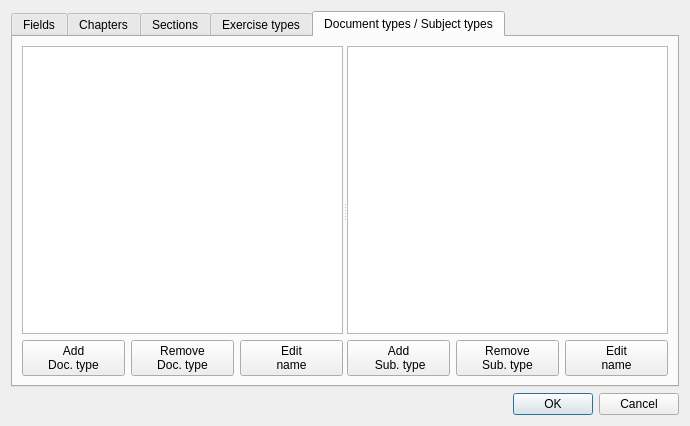
Qt form datatex/datatables.ui (CSMathematics/DataTex) before a commit.
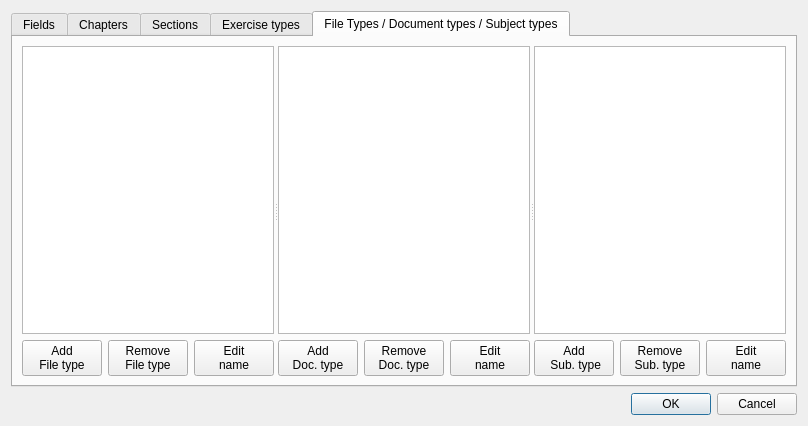
The same form after that commit. The open tabs and pages were chosen to show the change. Icons and pictures are not drawn.

The edit to the form file:
```diff
--- a/datatex/datatables.ui
+++ b/datatex/datatables.ui
@@ -385,22 +385,57 @@
      </widget>
      <widget class="QWidget" name="DocumentTypeTab">
       <attribute name="title">
-       <string>Document types / Subject types</string>
+       <string>File Types / Document types / Subject types</string>
       </attribute>
-      <layout class="QGridLayout" name="gridLayout_14">
+      <layout class="QGridLayout" name="gridLayout_9">
        <item row="0" column="0">
         <widget class="QSplitter" name="splitter">
          <property name="orientation">
           <enum>Qt::Horizontal</enum>
          </property>
+         <widget class="QWidget" name="layoutWidget_6">
+          <layout class="QGridLayout" name="gridLayout_14">
+           <item row="1" column="0">
+            <layout class="QHBoxLayout" name="horizontalLayout_6">
+             <item>
+              <widget class="QPushButton" name="AddFileTypeButton">
+               <property name="text">
+                <string>Add
+File type</string>
+               </property>
+              </widget>
+             </item>
+             <item>
+              <widget class="QPushButton" name="RemFileTypeButton">
+               <property name="text">
+                <string>Remove
+File type</string>
+               </property>
+              </widget>
+             </item>
+             <item>
+              <widget class="QPushButton" name="EditFileTypeButton">
+               <property name="text">
+                <string>Edit
+name</string>
+               </property>
+              </widget>
+             </item>
+            </layout>
+           </item>
+           <item row="0" column="0">
+            <widget class="QTableWidget" name="FileTypeTable"/>
+           </item>
+          </layout>
+         </widget>
          <widget class="QWidget" name="layoutWidget">
           <layout class="QGridLayout" name="gridLayout_12">
            <item row="0" column="0">
             <widget class="QTableWidget" name="DocumentTypeTable"/>
            </item>
            <item row="1" column="0">
-            <layout class="QGridLayout" name="gridLayout_9">
-             <item row="0" column="0">
+            <layout class="QHBoxLayout" name="horizontalLayout">
+             <item>
               <widget class="QPushButton" name="AddDocumentTypeButton">
                <property name="text">
                 <string>Add
@@ -408,7 +443,7 @@
                </property>
               </widget>
              </item>
-             <item row="0" column="1">
+             <item>
               <widget class="QPushButton" name="RemDocumentTypeButton">
                <property name="text">
                 <string>Remove
@@ -416,7 +451,7 @@
                </property>
               </widget>
              </item>
-             <item row="0" column="2">
+             <item>
               <widget class="QPushButton" name="EditDocumentTypeButton">
                <property name="text">
                 <string>Edit
```
Left out of the diff: 8 changed lines with no effect on the pictures.
